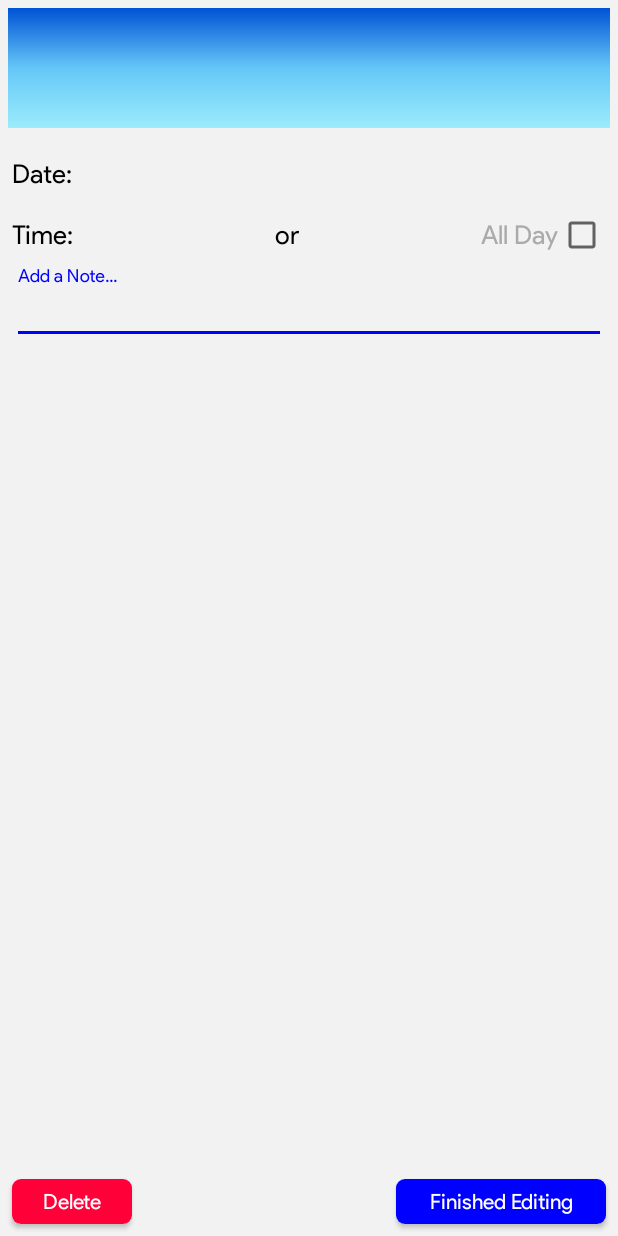
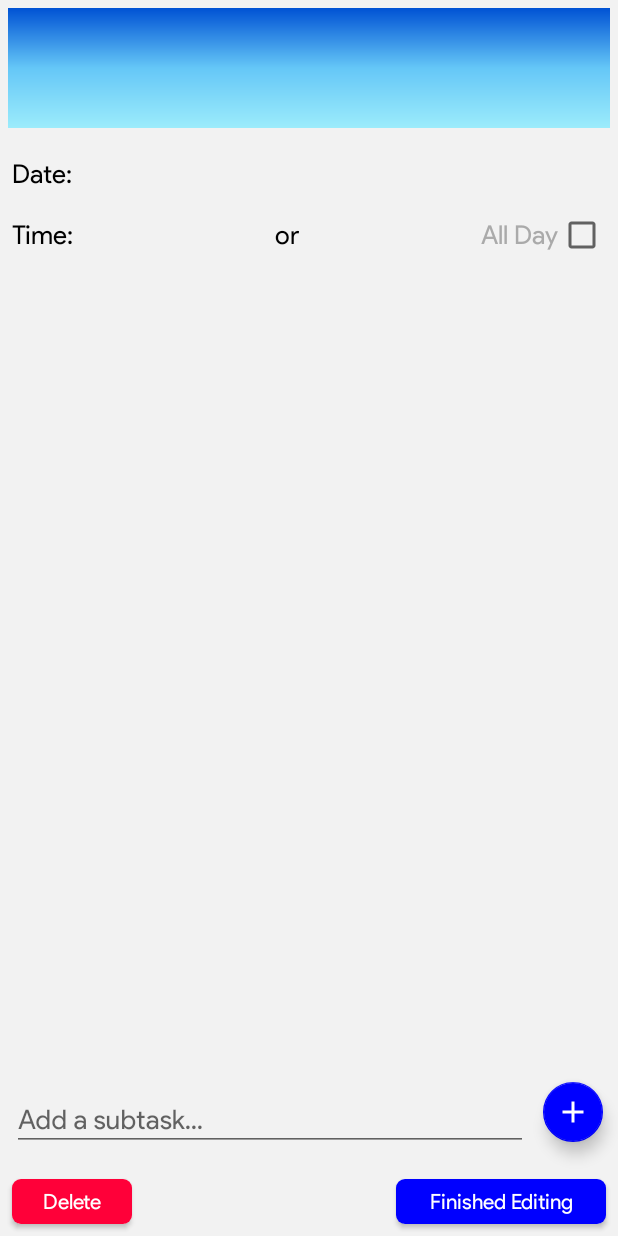
Before and after one commit to anton25360/Cascade-android, an Android app: the EditTask screen opened directly, with no data from a screen before it, on a phone screen of 412 x 824 dp. Run offline under Robolectric (Android 15) with nearby library versions, the phone set to English and light mode, and no system bars; our stand-ins replace ButterKnife, Firebase (no records; nobody signed in at launch, a user with empty details on screens opened directly); 6 statements that could not run were skipped.

Commit message:
Added sub-tasks. Added checkboxes next to sub-tasks. Checked items are stricken from list and turned grey.

```diff
--- a/app/build.gradle
+++ b/app/build.gradle
@@ -51,7 +51,6 @@ dependencies {
 
     //Biometric auth
 
-
 }
 
 apply plugin: 'com.google.gms.google-services'
--- a/app/src/main/java/anton25360/github/com/cascade2/Popups/EditTask.java
+++ b/app/src/main/java/anton25360/github/com/cascade2/Popups/EditTask.java
@@ -5,12 +5,17 @@ import android.app.Activity;
 import android.os.Bundle;
 import android.support.annotation.NonNull;
 import android.support.annotation.Nullable;
+import android.support.design.widget.FloatingActionButton;
 import android.support.design.widget.TextInputEditText;
 import android.support.design.widget.TextInputLayout;
+import android.support.v7.widget.LinearLayoutManager;
+import android.support.v7.widget.RecyclerView;
 import android.text.TextUtils;
 import android.util.DisplayMetrics;
 import android.util.Log;
+import android.view.LayoutInflater;
 import android.view.View;
+import android.view.ViewGroup;
 import android.widget.Button;
 import android.widget.CheckBox;
 import android.widget.EditText;
@@ -19,6 +24,8 @@ import android.widget.Switch;
 import android.widget.TextView;
 import android.widget.Toast;
 
+import com.firebase.ui.firestore.FirestoreRecyclerAdapter;
+import com.firebase.ui.firestore.FirestoreRecyclerOptions;
 import com.google.android.gms.tasks.OnFailureListener;
 import com.google.android.gms.tasks.OnSuccessListener;
 import com.google.firebase.auth.FirebaseAuth;
@@ -37,6 +44,9 @@ import java.util.Map;
 
 import anton25360.github.com.cascade2.R;
 import anton25360.github.com.cascade2.Reminder;
+import anton25360.github.com.cascade2.ReminderHolder;
+import anton25360.github.com.cascade2.Tab;
+import anton25360.github.com.cascade2.TabHolder;
 import butterknife.BindView;
 import butterknife.ButterKnife;
 
@@ -50,17 +60,28 @@ public class EditTask extends Activity{
     //bind all views here
     @BindView(R.id.edit_btnEdit) Button edit;
     @BindView(R.id.edit_btnDelete) Button delete;
-    @BindView(R.id.edit_noteSET) TextInputEditText noteField;
     @BindView(R.id.edit_background) ImageView background;
     @BindView(R.id.edit_title) TextView titleField;
     @BindView(R.id.edit_date) TextView dateField;
     @BindView(R.id.edit_time) TextView timeField;
     @BindView(R.id.edit_checkbox)CheckBox mCheckBox;
 
+    @BindView(R.id.edit_rv)RecyclerView mRecyclerView;
+    @BindView(R.id.edit_rvInputString)TextInputEditText mInput;
+    @BindView(R.id.edit_rvSend)FloatingActionButton mSend;
+
     private FirebaseFirestore db = FirebaseFirestore.getInstance();
     private FirebaseUser user = FirebaseAuth.getInstance().getCurrentUser();
+    public static FirestoreRecyclerAdapter adapter;
     String title, date, time, note, colour;
-    boolean hasNote;
+
+    @Override
+    protected void onStart() {
+        super.onStart();
+
+        adapter.startListening(); //connects to firebase collection
+        adapter.notifyDataSetChanged();
+    }
 
     @SuppressLint("SetTextI18n")
     @Override
@@ -74,17 +95,79 @@ public class EditTask extends Activity{
 
         getDocInfo(); //gets title, date, and time from doc (in db)
         ButtonCode(); //controls onclicklisteners
-        //getHasNote(); //gets hasNote boolean
+        createAdaper(); // creates adapter
+
+        mSend.setOnClickListener(new View.OnClickListener() {
+            @Override
+            public void onClick(View v) {
+
+                if (mInput.length() == 0) {
+                    //do nothing
+                } else {
+                    addItem(); //adds the item to the sub rv
+                }
+            }
+        });
+    }
+
+    private void createAdaper() {
+
+        mRecyclerView.setLayoutManager(new LinearLayoutManager(this));
+
+        String userID = user.getUid();
+        String docID_collection = docID + "collection";
+
+        final Query query = FirebaseFirestore.getInstance()
+                .collection("Cascade").document(" " + userID).collection("reminders").document(docID).collection(docID_collection)
+                .orderBy("title", Query.Direction.ASCENDING);
+
+        FirestoreRecyclerOptions<Tab> options = new FirestoreRecyclerOptions.Builder<Tab>()
+                .setQuery(query, Tab.class)
+                .build();
+
+        //create new FirestoreRecyclerAdapter:
+        adapter = new FirestoreRecyclerAdapter<Tab, TabHolder>(options) {
+            @Override
+            protected void onBindViewHolder(@NonNull final TabHolder holder, final int position, @NonNull Tab model) {
+                holder.bind(model);
+
+                //checkbox
+                holder.itemView.findViewById(R.id.tab_checkbox).setOnClickListener(new View.OnClickListener() {
+                    @Override
+                    public void onClick(View v) {
+
+                        CheckBox checkBox = holder.itemView.findViewById(R.id.tab_checkbox);
+                        boolean isChecked;
+                        DocumentSnapshot snapshot = getSnapshots().getSnapshot(holder.getAdapterPosition());
+                        String tabID = snapshot.getString("title");
+                        String snapshotID = snapshot.getId();
+                        String userID = user.getUid();
+
+                        if (checkBox.isChecked()) {
+                            isChecked = true;
+                        } else {
+                            isChecked = false;
+                        }
+
+                        Tab tab = new Tab(tabID, isChecked); //uses our custom Tab class to easily add the item to db.
+                        String docID_collection = docID + "collection";
+                        db.collection("Cascade").document(" " + userID).collection("reminders").document(docID).collection(docID_collection).document(snapshotID).set(tab); //Because document parameter is empty, Firebase auto generates the document id (So reminders don't get overwritten)
+                    }
+                });
+            }
+
+            @Override
+            public TabHolder onCreateViewHolder(ViewGroup group, int i) {
+                View view = LayoutInflater.from(group.getContext()).inflate(R.layout.tab, group, false);
+                return new TabHolder(view);
+            }
+        };
+
+        mRecyclerView.setAdapter(adapter);
+        adapter.notifyDataSetChanged();
+
 
     }
-
-    /*private void getHasNote() {
-        if (TextUtils.isEmpty(noteField.toString())) {
-            hasNote = false;
-        } else {
-            hasNote = true;
-        }
-    }*/
 
     private void getDocInfo() {
 
@@ -106,7 +189,6 @@ public class EditTask extends Activity{
                         titleField.setText(title);
                         dateField.setText(date);
                         timeField.setText(time);
-                        noteField.setText(note);
 
                         setBackground();
 
@@ -194,12 +276,6 @@ public class EditTask extends Activity{
 
         String userID = user.getUid();
 
-        if (noteField.length() == 0) {
-            hasNote = false;
-        } else {
-            hasNote = true;
-        }
-
         final DocumentReference documentReference = db.collection("Cascade").document(" " + userID).collection("reminders").document(docID); //gets docID from MainActivity (when card is first clicked)
 
         documentReference.get().addOnSuccessListener(new OnSuccessListener<DocumentSnapshot>() {
@@ -209,9 +285,8 @@ public class EditTask extends Activity{
                         String title = titleField.getText().toString();
                         //String date = dateField.toString();
                         //String time = timeField.toString();
-                        String note = noteField.getEditableText().toString();
 
-                        Reminder reminder = new Reminder(title, date, time, note, hasNote, colour);
+                        Reminder reminder = new Reminder(title, date, time, colour);
 
                         documentReference.set(reminder);
 
@@ -228,4 +303,43 @@ public class EditTask extends Activity{
                 });
 
     }
+
+    private void addItem() {
+
+        final String titleString = mInput.getText().toString(); //converts editText field to string so it can be inserted into db.
+        final String userID = user.getUid();
+
+        //FIREBASE DB SAVING STARTS HERE
+
+        Tab tab = new Tab(titleString, false); //uses our custom Tab class to easily add the item to db. (checkbox is unchecked by default)
+        String docID_collection = docID + "collection";
+
+        db.collection("Cascade").document(" " + userID).collection("reminders").document(docID).collection(docID_collection).document().set(tab) //Because document parameter is empty, Firebase auto generates the document id (So reminders don't get overwritten)
+
+            .addOnSuccessListener(new OnSuccessListener<Void>() {
+                @Override
+                public void onSuccess(Void aVoid) {
+                    Log.d(TAG, "onSuccess: " + titleString);
+                }
+            })
+
+            .addOnFailureListener(new OnFailureListener() {
+                @Override
+                public void onFailure(@NonNull Exception e) {
+                    Log.d(TAG, "Error: " + e.toString());
+                }
+            });
+
+        mInput.getText().clear(); //clear edittext field
+
+    }
+
+    @Override
+    protected void onStop() {
+        super.onStop();
+
+        if (adapter != null) {
+            adapter.stopListening();
+        }
+    }
 }
--- a/app/src/main/res/layout/popup_edit.xml
+++ b/app/src/main/res/layout/popup_edit.xml
@@ -1,7 +1,7 @@
 <?xml version="1.0" encoding="utf-8"?>
-<android.support.constraint.ConstraintLayout
-    xmlns:android="http://schemas.android.com/apk/res/android"
+<android.support.constraint.ConstraintLayout xmlns:android="http://schemas.android.com/apk/res/android"
     xmlns:app="http://schemas.android.com/apk/res-auto"
+    xmlns:tools="http://schemas.android.com/tools"
     android:id="@+id/edit_layout"
     android:layout_width="match_parent"
     android:layout_height="match_parent"
@@ -13,18 +13,18 @@
         android:layout_width="match_parent"
         android:layout_height="80dp"
         android:layout_margin="5dp"
-        app:layout_constraintTop_toTopOf="parent"/> <!--background-->
+        app:layout_constraintTop_toTopOf="parent" /> <!--background-->
 
     <TextView
         android:id="@+id/edit_title"
-        android:text="Title goes here"
         android:layout_width="wrap_content"
         android:layout_height="wrap_content"
         android:layout_margin="10dp"
+        android:text="Title goes here"
         android:textColor="@android:color/white"
         android:textSize="25sp"
         app:layout_constraintBottom_toBottomOf="@id/edit_background"
-        app:layout_constraintStart_toStartOf="@id/edit_background"/> <!--title in background-->
+        app:layout_constraintStart_toStartOf="@id/edit_background" /> <!--title in background-->
 
     <TextView
         android:id="@+id/x1"
@@ -55,8 +55,8 @@
         android:layout_width="wrap_content"
         android:layout_height="wrap_content"
         android:layout_marginStart="8dp"
+        android:layout_marginTop="20dp"
         android:text="Time: "
-        android:layout_marginTop="20dp"
         android:textColor="@android:color/black"
         android:textSize="@dimen/popup_text_size"
         app:layout_constraintStart_toStartOf="parent"
@@ -70,8 +70,8 @@
         android:text="20:00"
         android:textColor="@color/colorAccent"
         android:textSize="@dimen/popup_text_size"
-        app:layout_constraintTop_toTopOf="@id/x2"
-        app:layout_constraintStart_toEndOf="@id/x2" /> <!--20:00-->
+        app:layout_constraintStart_toEndOf="@id/x2"
+        app:layout_constraintTop_toTopOf="@id/x2" /> <!--20:00-->
 
     <TextView
         android:layout_width="wrap_content"
@@ -79,49 +79,70 @@
         android:text="or"
         android:textColor="@android:color/black"
         android:textSize="@dimen/popup_text_size"
-        app:layout_constraintTop_toTopOf="@id/x2"
+        app:layout_constraintEnd_toStartOf="@id/edit_timeAllDay"
         app:layout_constraintStart_toEndOf="@id/edit_time"
-        app:layout_constraintEnd_toStartOf="@id/edit_timeAllDay"/> <!--or-->
+        app:layout_constraintTop_toTopOf="@id/x2" /> <!--or-->
 
     <TextView
         android:id="@+id/edit_timeAllDay"
         android:layout_width="wrap_content"
         android:layout_height="wrap_content"
+        android:text="All Day"
         android:textColor="@android:color/darker_gray"
-        android:text="All Day"
         android:textSize="@dimen/popup_text_size"
-        app:layout_constraintTop_toTopOf="@id/x2"
-        app:layout_constraintEnd_toStartOf="@id/edit_checkbox"/> <!--all day-->
+        app:layout_constraintEnd_toStartOf="@id/edit_checkbox"
+        app:layout_constraintTop_toTopOf="@id/x2" /> <!--all day-->
 
     <CheckBox
         android:id="@+id/edit_checkbox"
         android:layout_width="wrap_content"
         android:layout_height="wrap_content"
         android:layout_marginEnd="8dp"
-        app:layout_constraintTop_toTopOf="@id/x2"
         app:layout_constraintBottom_toBottomOf="@id/edit_timeAllDay"
-        app:layout_constraintEnd_toEndOf="parent"/> <!--checkbox-->
+        app:layout_constraintEnd_toEndOf="parent"
+        app:layout_constraintTop_toTopOf="@id/x2" /> <!--checkbox-->
+
+    <android.support.v7.widget.RecyclerView
+        android:id="@+id/edit_rv"
+        android:layout_width="match_parent"
+        android:layout_height="0dp"
+        android:layout_margin="10dp"
+        app:layout_constraintBottom_toBottomOf="@id/guidelineEnd"
+        app:layout_constraintEnd_toEndOf="parent"
+        app:layout_constraintStart_toStartOf="parent"
+        app:layout_constraintTop_toTopOf="@id/guidelineStart">
+
+    </android.support.v7.widget.RecyclerView> <!--sub rv-->
 
     <android.support.design.widget.TextInputLayout
-        android:id="@+id/edit_note"
+        android:id="@+id/edit_rvInput"
         android:layout_width="match_parent"
         android:layout_height="wrap_content"
-        android:layout_marginEnd="8dp"
+        android:layout_marginEnd="60dp"
         android:layout_marginStart="8dp"
-        android:layout_marginTop="10dp"
-        app:layout_constraintEnd_toEndOf="parent"
+        android:layout_marginTop="5dp"
         app:layout_constraintStart_toStartOf="parent"
-        app:layout_constraintTop_toBottomOf="@id/edit_time">
+        app:layout_constraintTop_toBottomOf="@id/edit_rv">
 
         <android.support.design.widget.TextInputEditText
-            android:id="@+id/edit_noteSET"
+            android:id="@+id/edit_rvInputString"
             android:layout_width="match_parent"
             android:layout_height="match_parent"
-            android:hint="Add a Note..."
-            android:inputType="textMultiLine"
-            android:maxLines="4" />
+            android:hint="Add a subtask..."
+            android:inputType="text" />
 
-    </android.support.design.widget.TextInputLayout> <!-- note input -->
+    </android.support.design.widget.TextInputLayout> <!--rv editText-->
+
+    <android.support.design.widget.FloatingActionButton
+        android:id="@+id/edit_rvSend"
+        android:layout_width="wrap_content"
+        android:layout_height="wrap_content"
+        android:src="@drawable/ic_add_white_24dp"
+        app:fabSize="mini"
+        app:layout_constraintBottom_toBottomOf="@id/edit_rvInput"
+        app:layout_constraintEnd_toEndOf="parent"
+        app:layout_constraintStart_toEndOf="@id/edit_rvInput"
+        app:layout_constraintTop_toTopOf="@id/edit_rvInput" /> <!--send to rv-->
 
     <Button
         android:id="@+id/edit_btnDelete"
@@ -147,4 +168,18 @@
         app:layout_constraintBottom_toBottomOf="parent"
         app:layout_constraintEnd_toEndOf="parent" /> <!-- finish edits -->
 
+
+    <android.support.constraint.Guideline
+        android:id="@+id/guidelineStart"
+        android:layout_width="wrap_content"
+        android:layout_height="wrap_content"
+        android:orientation="horizontal"
+        app:layout_constraintGuide_begin="175dp"/> <!--rv guideline start-->
+    <android.support.constraint.Guideline
+        android:id="@+id/guidelineEnd"
+        android:layout_width="wrap_content"
+        android:layout_height="wrap_content"
+        android:orientation="horizontal"
+        app:layout_constraintGuide_end="105dp"/> <!--rv guideline end-->
+
 </android.support.constraint.ConstraintLayout>
--- a/app/src/main/res/values/strings.xml
+++ b/app/src/main/res/values/strings.xml
@@ -12,4 +12,6 @@
     <string name="section_format">Hello World from section: %1$d</string>
 
     <string name="title_activity_login_fragment">LoginFragmentActivity</string>
+
+    <string name="instructions">Place your fingertip on the Home button to verify your identity</string>
 </resources>
```
Also changed, not shown: app/src/main/AndroidManifest.xml (+0 -7 lines), app/src/main/java/anton25360/github/com/cascade2/MainActivity.java (+17 -4 lines), app/src/main/java/anton25360/github/com/cascade2/Popups/PopupFragment.java (+1 -16 lines), app/src/main/java/anton25360/github/com/cascade2/Reminder.java (+1 -13 lines), app/src/main/java/anton25360/github/com/cascade2/ReminderHolder.java (+0 -12 lines), app/src/main/java/anton25360/github/com/cascade2/Tab.java (added, +24 -0 lines), app/src/main/java/anton25360/github/com/cascade2/TabHolder.java (added, +50 -0 lines), app/src/main/res/drawable/ic_fingerprint_black.xml (added, +9 -0 lines), app/src/main/res/layout/item.xml (+0 -9 lines), app/src/main/res/layout/popup.xml (+1 -20 lines), app/src/main/res/layout/tab.xml (added, +28 -0 lines).
